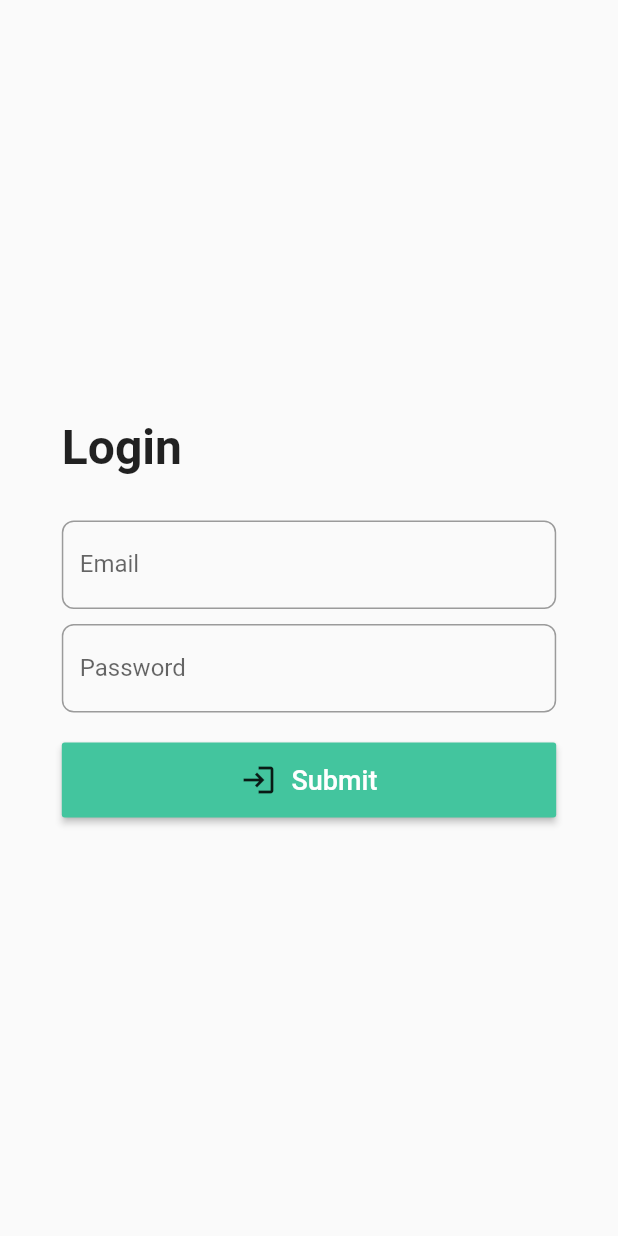
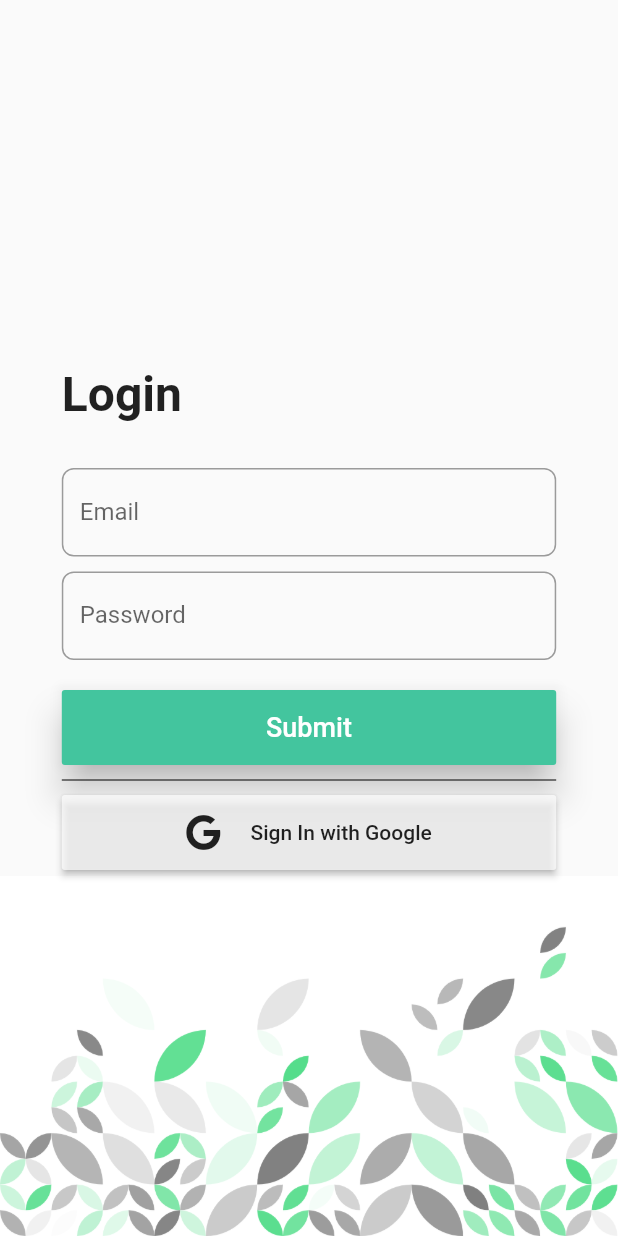
Before and after one commit to YogeshUpdhyay/savings_target, a Flutter app: the Login screen opened by its route, on a phone screen of 412 x 824 dp. Run offline on Flutter 3.47's test engine with Material 2 defaults, Android fonts, the phone set to English and light mode, and no system bars; our stand-ins replace font_awesome_flutter, google_fonts; missing offline and left inert: ms_undraw.

Commit message:
Login page updated

```diff
--- a/lib/views/login.dart
+++ b/lib/views/login.dart
@@ -1,4 +1,5 @@
 import 'package:flutter/material.dart';
+import 'package:font_awesome_flutter/font_awesome_flutter.dart';
 import 'package:google_fonts/google_fonts.dart';
 
 class Login extends StatefulWidget {
@@ -16,6 +17,16 @@ class _LoginState extends State<Login> {
 
     return Scaffold(
       body: Container(
+        child: Stack(
+          children: [
+            Positioned(
+              bottom: 0,
+              child: Image.asset(
+                "assets/img/bottomDrop.png",
+                width: size.width,
+              ),
+            ),
+            Container(
               margin: EdgeInsets.symmetric(horizontal: size.width*0.1),
               child: Column(
                 mainAxisAlignment: MainAxisAlignment.center,
@@ -53,21 +64,42 @@ class _LoginState extends State<Login> {
                     onPressed: () {},
                     color: const Color(0xff43c59e),
                     height: 50,
-              child: Row(
-                mainAxisAlignment: MainAxisAlignment.center,
-                children: [
-                  Icon(Icons.login),
-                  SizedBox(width: 10.0,),
-                  Text(
+                    minWidth: size.width*0.8,
+                    elevation: 10.0,
+                    child: Text(
                       "Submit",
                       style: GoogleFonts.montserratAlternates(
                         color: Colors.white,
                         fontSize: 18
                       ),
                     )
+                  ),
+                  Divider(
+                    color: Colors.black,
+                    height: 20.0,
+                  ),
+                  MaterialButton(
+                    onPressed: () {},
+                    minWidth: size.width*0.8,
+                    height: 50,
+                    color: Colors.white70,
+                    child: Row(
+                      mainAxisAlignment: MainAxisAlignment.center,
+                      children: [
+                        FaIcon(FontAwesomeIcons.google),
+                        SizedBox(width: 20.0,),
+                        Text(
+                          "Sign In with Google",
+                          style: GoogleFonts.montserratAlternates(),
+                        )
                       ],
                     ),
+
+
                   )
+                ],
+              ),
+            ),
           ],
         )
       ),
--- a/pubspec.yaml
+++ b/pubspec.yaml
@@ -32,6 +32,7 @@ dependencies:
   get: ^4.1.4
   dio: ^4.0.0
   ms_undraw: ^3.0.0+0
+  font_awesome_flutter: ^9.1.0
 
 dev_dependencies:
   flutter_test:
```
Also changed, not shown: pubspec.lock. Lines whose indentation alone changed are shown as unchanged.
